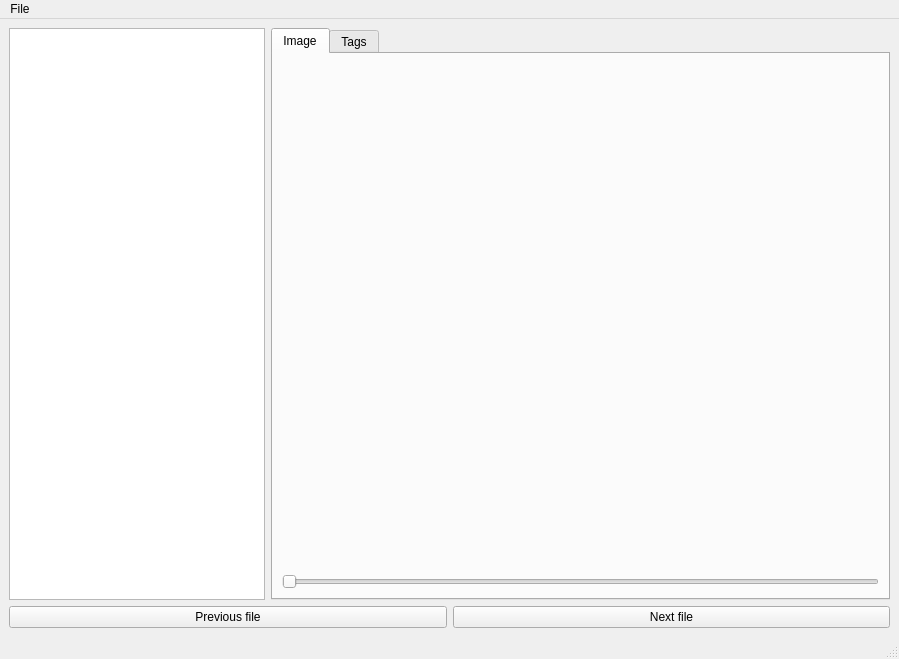
First picture: the form in zzqt/mainwindow.ui, repository perim/zzdicom, before the edit.
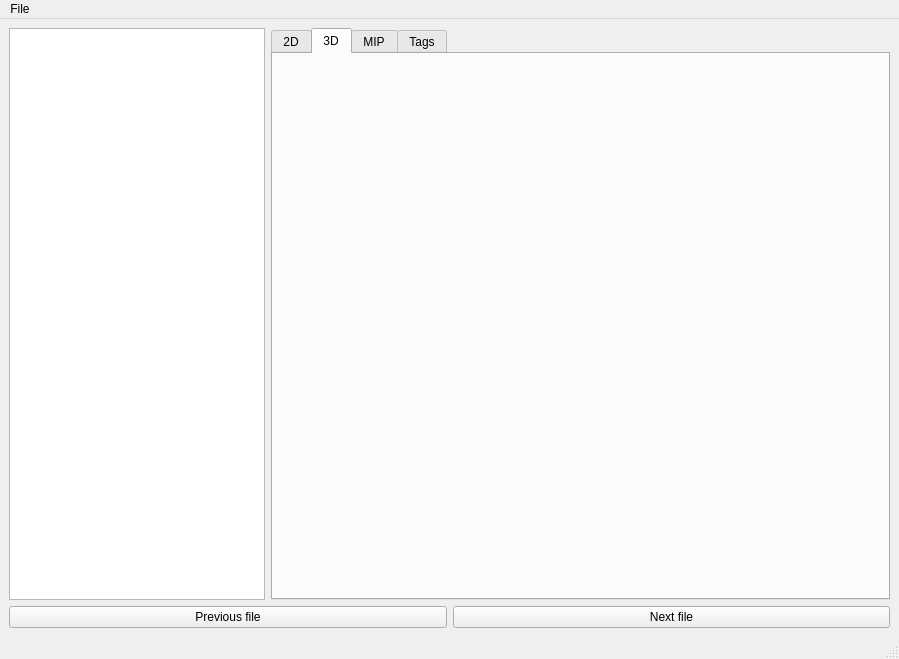
Second picture: the form after the edit. The open tabs and pages were chosen to show the change. Custom widgets are drawn as their Qt base class.

```diff
--- a/zzqt/mainwindow.ui
+++ b/zzqt/mainwindow.ui
@@ -44,7 +44,7 @@
         </property>
         <widget class="QWidget" name="tab">
          <attribute name="title">
-          <string>Image</string>
+          <string>2D</string>
          </attribute>
          <layout class="QVBoxLayout" name="verticalLayout">
           <item>
@@ -66,6 +66,40 @@
           </item>
          </layout>
         </widget>
+        <widget class="QWidget" name="tab_3">
+         <attribute name="title">
+          <string>3D</string>
+         </attribute>
+         <layout class="QHBoxLayout" name="horizontalLayout_4">
+          <item>
+           <widget class="ImageViewer3D" name="glviewer3D" native="true">
+            <property name="sizePolicy">
+             <sizepolicy hsizetype="Preferred" vsizetype="MinimumExpanding">
+              <horstretch>0</horstretch>
+              <verstretch>0</verstretch>
+             </sizepolicy>
+            </property>
+           </widget>
+          </item>
+         </layout>
+        </widget>
+        <widget class="QWidget" name="tab_4">
+         <attribute name="title">
+          <string>MIP</string>
+         </attribute>
+         <layout class="QHBoxLayout" name="horizontalLayout_3">
+          <item>
+           <widget class="ImageViewer" name="glviewer_3" native="true">
+            <property name="sizePolicy">
+             <sizepolicy hsizetype="Preferred" vsizetype="MinimumExpanding">
+              <horstretch>0</horstretch>
+              <verstretch>0</verstretch>
+             </sizepolicy>
+            </property>
+           </widget>
+          </item>
+         </layout>
+        </widget>
         <widget class="QWidget" name="tab_2">
          <attribute name="title">
           <string>Tags</string>
@@ -144,6 +178,12 @@
    <header>mainwindow.h</header>
    <container>1</container>
   </customwidget>
+  <customwidget>
+   <class>ImageViewer3D</class>
+   <extends>QWidget</extends>
+   <header>mainwindow.h</header>
+   <container>1</container>
+  </customwidget>
  </customwidgets>
  <resources/>
  <connections/>
```
Left out of the diff: 2 changed lines with no effect on the pictures.
